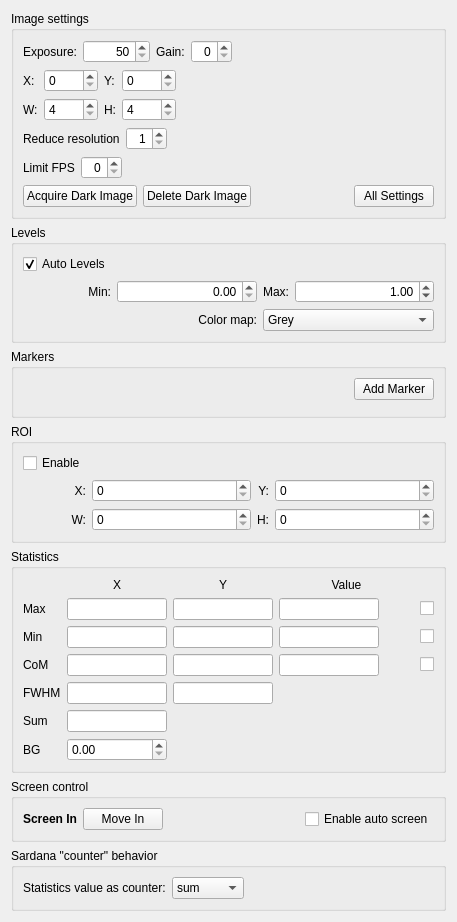
This is ui/SettingsWidget.ui in yamedvedya/camera_viewer as Qt 5 draws it before an edit. The edited form follows.
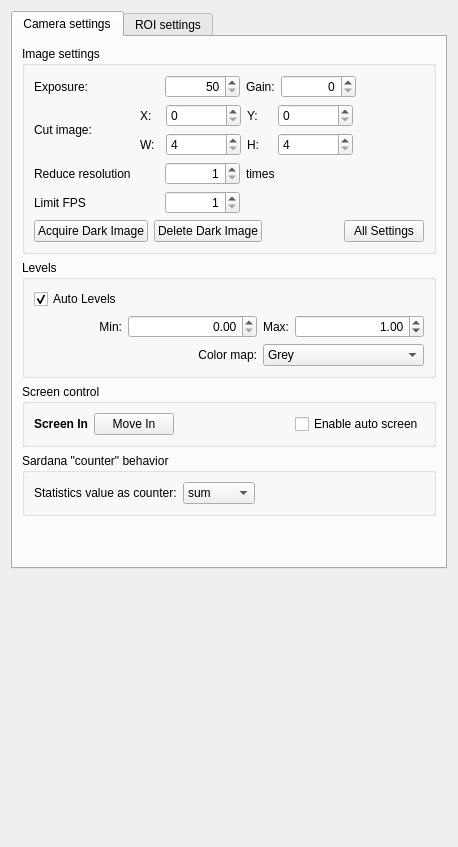
This is the edited form.

```diff
--- a/ui/SettingsWidget.ui
+++ b/ui/SettingsWidget.ui
@@ -27,6 +27,16 @@
   </property>
   <layout class="QVBoxLayout" name="verticalLayout">
    <item>
+    <widget class="QTabWidget" name="tabWidget">
+     <property name="currentIndex">
+      <number>0</number>
+     </property>
+     <widget class="QWidget" name="tab">
+      <attribute name="title">
+       <string>Camera settings</string>
+      </attribute>
+      <layout class="QVBoxLayout" name="verticalLayout_5">
+       <item>
     <widget class="QGroupBox" name="groupBox">
      <property name="title">
       <string>Image settings</string>
@@ -36,6 +46,12 @@
        <layout class="QHBoxLayout" name="horizontalLayout_4">
         <item>
          <widget class="QLabel" name="label">
+              <property name="minimumSize">
+               <size>
+                <width>125</width>
+                <height>0</height>
+               </size>
+              </property>
           <property name="text">
            <string>Exposure:</string>
           </property>
@@ -43,6 +59,18 @@
         </item>
         <item>
          <widget class="QSpinBox" name="sbExposureTime">
+              <property name="minimumSize">
+               <size>
+                <width>75</width>
+                <height>0</height>
+               </size>
+              </property>
+              <property name="maximumSize">
+               <size>
+                <width>75</width>
+                <height>16777215</height>
+               </size>
+              </property>
           <property name="alignment">
            <set>Qt::AlignRight|Qt::AlignTrailing|Qt::AlignVCenter</set>
           </property>
@@ -63,6 +91,12 @@
         </item>
         <item>
          <widget class="QSpinBox" name="sbGain">
+              <property name="minimumSize">
+               <size>
+                <width>75</width>
+                <height>0</height>
+               </size>
+              </property>
           <property name="alignment">
            <set>Qt::AlignRight|Qt::AlignTrailing|Qt::AlignVCenter</set>
           </property>
@@ -88,15 +122,27 @@
       </item>
       <item>
        <layout class="QGridLayout" name="gridLayout">
-        <item row="0" column="0">
+            <item row="0" column="1">
          <widget class="QLabel" name="label_19">
+              <property name="minimumSize">
+               <size>
+                <width>20</width>
+                <height>0</height>
+               </size>
+              </property>
           <property name="text">
            <string>X:</string>
           </property>
          </widget>
         </item>
-        <item row="0" column="1">
+            <item row="0" column="2">
          <widget class="QSpinBox" name="sbViewX">
+              <property name="minimumSize">
+               <size>
+                <width>75</width>
+                <height>0</height>
+               </size>
+              </property>
           <property name="maximum">
            <number>9999</number>
           </property>
@@ -105,15 +151,27 @@
           </property>
          </widget>
         </item>
-        <item row="0" column="2">
+            <item row="0" column="3">
          <widget class="QLabel" name="label_20">
+              <property name="minimumSize">
+               <size>
+                <width>25</width>
+                <height>0</height>
+               </size>
+              </property>
           <property name="text">
            <string>Y:</string>
           </property>
          </widget>
         </item>
-        <item row="0" column="3">
+            <item row="0" column="4">
          <widget class="QSpinBox" name="sbViewY">
+              <property name="minimumSize">
+               <size>
+                <width>75</width>
+                <height>0</height>
+               </size>
+              </property>
           <property name="maximum">
            <number>9999</number>
           </property>
@@ -122,27 +180,21 @@
           </property>
          </widget>
         </item>
-        <item row="1" column="0">
+            <item row="1" column="3">
+             <widget class="QLabel" name="label_28">
+              <property name="text">
+               <string>H:</string>
+              </property>
+             </widget>
+            </item>
+            <item row="1" column="1">
          <widget class="QLabel" name="label_27">
           <property name="text">
            <string>W:</string>
           </property>
          </widget>
         </item>
-        <item row="0" column="4" rowspan="2">
-         <spacer name="horizontalSpacer_8">
-          <property name="orientation">
-           <enum>Qt::Horizontal</enum>
-          </property>
-          <property name="sizeHint" stdset="0">
-           <size>
-            <width>40</width>
-            <height>20</height>
-           </size>
-          </property>
-         </spacer>
-        </item>
-        <item row="1" column="1">
+            <item row="1" column="2">
          <widget class="QSpinBox" name="sbViewW">
           <property name="minimum">
            <number>4</number>
@@ -155,14 +207,7 @@
           </property>
          </widget>
         </item>
-        <item row="1" column="2">
-         <widget class="QLabel" name="label_28">
-          <property name="text">
-           <string>H:</string>
-          </property>
-         </widget>
-        </item>
-        <item row="1" column="3">
+            <item row="1" column="4">
          <widget class="QSpinBox" name="sbViewH">
           <property name="minimum">
            <number>4</number>
@@ -175,12 +220,44 @@
           </property>
          </widget>
         </item>
+            <item row="0" column="5">
+             <spacer name="horizontalSpacer_8">
+              <property name="orientation">
+               <enum>Qt::Horizontal</enum>
+              </property>
+              <property name="sizeHint" stdset="0">
+               <size>
+                <width>40</width>
+                <height>20</height>
+               </size>
+              </property>
+             </spacer>
+            </item>
+            <item row="0" column="0" rowspan="2">
+             <widget class="QLabel" name="label_22">
+              <property name="minimumSize">
+               <size>
+                <width>100</width>
+                <height>0</height>
+               </size>
+              </property>
+              <property name="text">
+               <string>Cut image:</string>
+              </property>
+             </widget>
+            </item>
        </layout>
       </item>
       <item>
        <layout class="QHBoxLayout" name="horizontalLayout_9">
         <item>
          <widget class="QLabel" name="lbFps_2">
+              <property name="minimumSize">
+               <size>
+                <width>125</width>
+                <height>0</height>
+               </size>
+              </property>
           <property name="text">
            <string>Reduce resolution</string>
           </property>
@@ -188,6 +265,12 @@
         </item>
         <item>
          <widget class="QSpinBox" name="sbReduce">
+              <property name="minimumSize">
+               <size>
+                <width>75</width>
+                <height>0</height>
+               </size>
+              </property>
           <property name="alignment">
            <set>Qt::AlignRight|Qt::AlignTrailing|Qt::AlignVCenter</set>
           </property>
@@ -196,6 +279,13 @@
           </property>
          </widget>
         </item>
+            <item>
+             <widget class="QLabel" name="lbFps_3">
+              <property name="text">
+               <string>times</string>
+              </property>
+             </widget>
+            </item>
         <item>
          <spacer name="horizontalSpacer_11">
           <property name="orientation">
@@ -215,6 +305,12 @@
        <layout class="QHBoxLayout" name="horizontalLayout_8">
         <item>
          <widget class="QLabel" name="lbFps">
+              <property name="minimumSize">
+               <size>
+                <width>125</width>
+                <height>0</height>
+               </size>
+              </property>
           <property name="text">
            <string>Limit FPS</string>
           </property>
@@ -222,9 +318,18 @@
         </item>
         <item>
          <widget class="QSpinBox" name="sbFPS">
+              <property name="minimumSize">
+               <size>
+                <width>75</width>
+                <height>0</height>
+               </size>
+              </property>
           <property name="alignment">
            <set>Qt::AlignRight|Qt::AlignTrailing|Qt::AlignVCenter</set>
           </property>
+              <property name="minimum">
+               <number>1</number>
+              </property>
          </widget>
         </item>
         <item>
@@ -424,6 +529,185 @@
     </widget>
    </item>
    <item>
+        <widget class="QGroupBox" name="gb_screen_motor">
+         <property name="title">
+          <string>Screen control</string>
+         </property>
+         <layout class="QHBoxLayout" name="horizontalLayout_2">
+          <item>
+           <widget class="QLabel" name="lb_screen_status">
+            <property name="font">
+             <font>
+              <weight>75</weight>
+              <bold>true</bold>
+             </font>
+            </property>
+            <property name="text">
+             <string>Screen In</string>
+            </property>
+           </widget>
+          </item>
+          <item>
+           <widget class="QPushButton" name="pbInOut">
+            <property name="minimumSize">
+             <size>
+              <width>50</width>
+              <height>0</height>
+             </size>
+            </property>
+            <property name="text">
+             <string>Move In</string>
+            </property>
+           </widget>
+          </item>
+          <item>
+           <spacer name="horizontalSpacer_5">
+            <property name="orientation">
+             <enum>Qt::Horizontal</enum>
+            </property>
+            <property name="sizeHint" stdset="0">
+             <size>
+              <width>40</width>
+              <height>20</height>
+             </size>
+            </property>
+           </spacer>
+          </item>
+          <item>
+           <spacer name="horizontalSpacer_2">
+            <property name="orientation">
+             <enum>Qt::Horizontal</enum>
+            </property>
+            <property name="sizeHint" stdset="0">
+             <size>
+              <width>40</width>
+              <height>20</height>
+             </size>
+            </property>
+           </spacer>
+          </item>
+          <item>
+           <widget class="QCheckBox" name="chk_auto_screen">
+            <property name="text">
+             <string>Enable auto screen</string>
+            </property>
+           </widget>
+          </item>
+         </layout>
+        </widget>
+       </item>
+       <item>
+        <widget class="QGroupBox" name="gb_sardana">
+         <property name="title">
+          <string>Sardana &quot;counter&quot; behavior</string>
+         </property>
+         <layout class="QHBoxLayout" name="horizontalLayout_3">
+          <item>
+           <widget class="QLabel" name="lb_screen_status_2">
+            <property name="font">
+             <font>
+              <weight>50</weight>
+              <bold>false</bold>
+             </font>
+            </property>
+            <property name="text">
+             <string>Statistics value as counter:</string>
+            </property>
+           </widget>
+          </item>
+          <item>
+           <widget class="QComboBox" name="cb_counter">
+            <property name="sizePolicy">
+             <sizepolicy hsizetype="Preferred" vsizetype="Preferred">
+              <horstretch>0</horstretch>
+              <verstretch>0</verstretch>
+             </sizepolicy>
+            </property>
+            <property name="minimumSize">
+             <size>
+              <width>0</width>
+              <height>0</height>
+             </size>
+            </property>
+            <item>
+             <property name="text">
+              <string>sum</string>
+             </property>
+            </item>
+            <item>
+             <property name="text">
+              <string>max_i</string>
+             </property>
+            </item>
+            <item>
+             <property name="text">
+              <string>max_x</string>
+             </property>
+            </item>
+            <item>
+             <property name="text">
+              <string>max_y</string>
+             </property>
+            </item>
+            <item>
+             <property name="text">
+              <string>com_x</string>
+             </property>
+            </item>
+            <item>
+             <property name="text">
+              <string>com_y</string>
+             </property>
+            </item>
+            <item>
+             <property name="text">
+              <string>fwhm_x</string>
+             </property>
+            </item>
+            <item>
+             <property name="text">
+              <string>fwhm_y</string>
+             </property>
+            </item>
+           </widget>
+          </item>
+          <item>
+           <spacer name="horizontalSpacer_7">
+            <property name="orientation">
+             <enum>Qt::Horizontal</enum>
+            </property>
+            <property name="sizeHint" stdset="0">
+             <size>
+              <width>40</width>
+              <height>20</height>
+             </size>
+            </property>
+           </spacer>
+          </item>
+         </layout>
+        </widget>
+       </item>
+       <item>
+        <spacer name="verticalSpacer_2">
+         <property name="orientation">
+          <enum>Qt::Vertical</enum>
+         </property>
+         <property name="sizeHint" stdset="0">
+          <size>
+           <width>20</width>
+           <height>40</height>
+          </size>
+         </property>
+        </spacer>
+       </item>
+      </layout>
+     </widget>
+     <widget class="QWidget" name="tab_2">
+      <attribute name="title">
+       <string>ROI settings</string>
+      </attribute>
+      <layout class="QVBoxLayout" name="verticalLayout_4">
+       <item>
     <widget class="QGroupBox" name="groupBox_2">
      <property name="title">
       <string>Markers</string>
@@ -1011,166 +1295,31 @@
         </property>
        </spacer>
       </item>
-     </layout>
-    </widget>
-   </item>
-   <item>
-    <widget class="QGroupBox" name="gb_screen_motor">
-     <property name="title">
-      <string>Screen control</string>
-     </property>
-     <layout class="QHBoxLayout" name="horizontalLayout_2">
-      <item>
-       <widget class="QLabel" name="lb_screen_status">
-        <property name="font">
-         <font>
-          <weight>75</weight>
-          <bold>true</bold>
-         </font>
-        </property>
+          <item row="0" column="4">
+           <widget class="QLabel" name="label_21">
         <property name="text">
-         <string>Screen In</string>
+             <string>Mark</string>
         </property>
        </widget>
       </item>
-      <item>
-       <widget class="QPushButton" name="pbInOut">
-        <property name="minimumSize">
-         <size>
-          <width>50</width>
-          <height>0</height>
-         </size>
-        </property>
-        <property name="text">
-         <string>Move In</string>
-        </property>
-       </widget>
-      </item>
-      <item>
-       <spacer name="horizontalSpacer_5">
-        <property name="orientation">
-         <enum>Qt::Horizontal</enum>
-        </property>
-        <property name="sizeHint" stdset="0">
-         <size>
-          <width>40</width>
-          <height>20</height>
-         </size>
-        </property>
-       </spacer>
-      </item>
-      <item>
-       <spacer name="horizontalSpacer_2">
-        <property name="orientation">
-         <enum>Qt::Horizontal</enum>
-        </property>
-        <property name="sizeHint" stdset="0">
-         <size>
-          <width>40</width>
-          <height>20</height>
-         </size>
-        </property>
-       </spacer>
-      </item>
-      <item>
-       <widget class="QCheckBox" name="chk_auto_screen">
-        <property name="text">
-         <string>Enable auto screen</string>
-        </property>
-       </widget>
-      </item>
      </layout>
     </widget>
    </item>
    <item>
-    <widget class="QGroupBox" name="gb_sardana">
-     <property name="title">
-      <string>Sardana &quot;counter&quot; behavior</string>
-     </property>
-     <layout class="QHBoxLayout" name="horizontalLayout_3">
-      <item>
-       <widget class="QLabel" name="lb_screen_status_2">
-        <property name="font">
-         <font>
-          <weight>50</weight>
-          <bold>false</bold>
-         </font>
-        </property>
-        <property name="text">
-         <string>Statistics value as counter:</string>
-        </property>
-       </widget>
-      </item>
-      <item>
-       <widget class="QComboBox" name="cb_counter">
-        <property name="sizePolicy">
-         <sizepolicy hsizetype="Preferred" vsizetype="Preferred">
-          <horstretch>0</horstretch>
-          <verstretch>0</verstretch>
-         </sizepolicy>
-        </property>
-        <property name="minimumSize">
-         <size>
-          <width>0</width>
-          <height>0</height>
-         </size>
-        </property>
-        <item>
-         <property name="text">
-          <string>sum</string>
-         </property>
-        </item>
-        <item>
-         <property name="text">
-          <string>max_i</string>
-         </property>
-        </item>
-        <item>
-         <property name="text">
-          <string>max_x</string>
-         </property>
-        </item>
-        <item>
-         <property name="text">
-          <string>max_y</string>
-         </property>
-        </item>
-        <item>
-         <property name="text">
-          <string>com_x</string>
-         </property>
-        </item>
-        <item>
-         <property name="text">
-          <string>com_y</string>
-         </property>
-        </item>
-        <item>
-         <property name="text">
-          <string>fwhm_x</string>
-         </property>
-        </item>
-        <item>
-         <property name="text">
-          <string>fwhm_y</string>
-         </property>
-        </item>
-       </widget>
-      </item>
-      <item>
-       <spacer name="horizontalSpacer_7">
+        <spacer name="verticalSpacer_3">
         <property name="orientation">
-         <enum>Qt::Horizontal</enum>
+          <enum>Qt::Vertical</enum>
         </property>
         <property name="sizeHint" stdset="0">
          <size>
-          <width>40</width>
-          <height>20</height>
+           <width>20</width>
+           <height>40</height>
          </size>
         </property>
        </spacer>
       </item>
      </layout>
+     </widget>
     </widget>
    </item>
    <item>
```
Left out of the diff: 46 changed lines with no effect on the pictures. Lines whose indentation alone changed are shown as unchanged.
